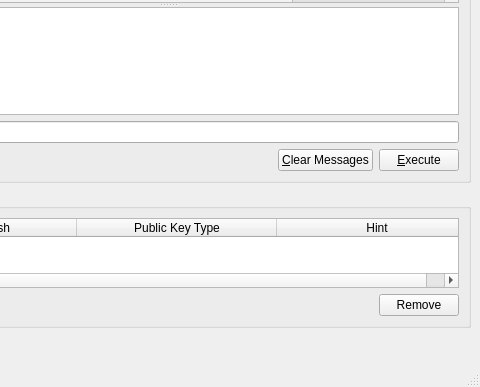
First picture: the form in branches/trunk/UI/spot-on-smpwindow.ui, repository textbrowser/spot-on, before the edit; both pictures show x 145 to 625 and y 163 to 550 of the 625 by 550 pixel window.
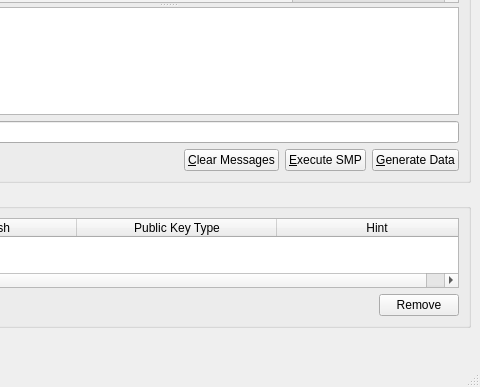
Second picture: the form after the edit. Icons and pictures are not drawn.

Commit message: Generate data; save data. Live long.

The edit to the form file:
```diff
--- a/branches/trunk/UI/spot-on-smpwindow.ui
+++ b/branches/trunk/UI/spot-on-smpwindow.ui
@@ -115,7 +115,14 @@
          <item>
           <widget class="QPushButton" name="execute">
            <property name="text">
-            <string>&amp;Execute</string>
+            <string>&amp;Execute SMP</string>
+           </property>
+          </widget>
+         </item>
+         <item>
+          <widget class="QPushButton" name="generate">
+           <property name="text">
+            <string>&amp;Generate Data</string>
            </property>
           </widget>
          </item>
```
Left out of the diff: 1 changed line with no effect on the pictures. The commit also changes 5 other files.
